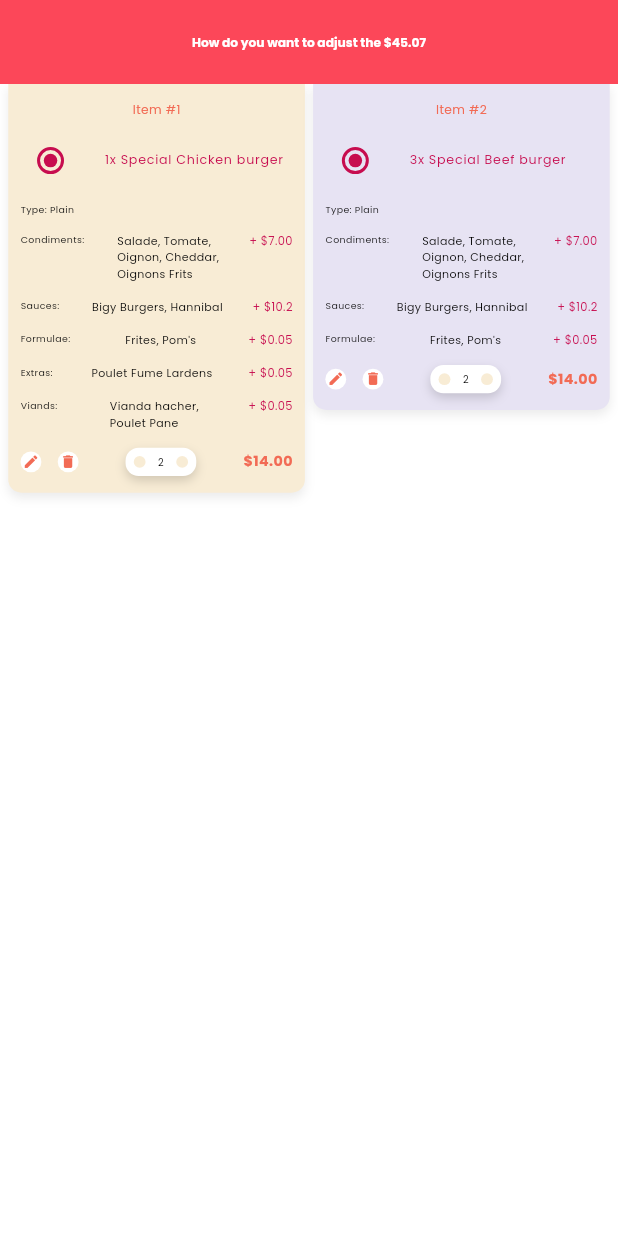
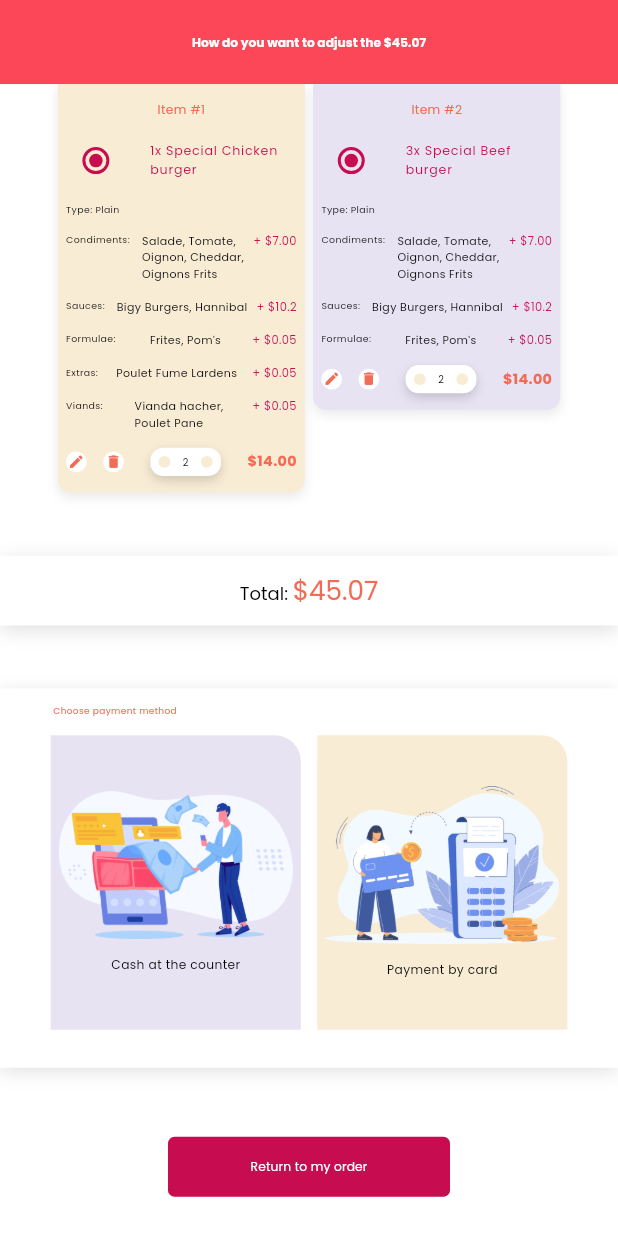
Before and after one commit to uzzist/food_tablet_app, a Flutter app: the CheckoutScreen screen opened directly, on a phone screen of 412 x 824 dp. Run offline on Flutter 3.47's test engine with Material 3 defaults, Android fonts, the phone set to English and light mode, and no system bars; our stand-ins replace flutter_screenutil, get.

Commit message:
checkout screen ui done

```diff
--- a/lib/utils/values/app_images/app_images.dart
+++ b/lib/utils/values/app_images/app_images.dart
@@ -21,4 +21,8 @@ class AppImages {
   static const String burger_cover = 'assets/images/burger_cover.png';
   static const String bun = 'assets/images/bun.png';
   static const String dessert = 'assets/images/dessert.png';
+  static const String payment_cash = 'assets/images/payment_cash.png';
+  static const String payment_card = 'assets/images/payment_card.png';
+  static const String order_confirmed = 'assets/images/order_confirmed.png';
+  static const String pick_order = 'assets/images/pick_order.png';
 }
--- a/lib/views/checkout/checkout_screen.dart
+++ b/lib/views/checkout/checkout_screen.dart
@@ -1,6 +1,13 @@
+import 'package:flutter/cupertino.dart';
 import 'package:flutter/material.dart';
+import 'package:flutter/widgets.dart';
 import 'package:flutter_screenutil/flutter_screenutil.dart';
 import 'package:food_tablet_app/utils/extensions/extensions.dart';
+import 'package:food_tablet_app/utils/values/app_images/app_images.dart';
+import 'package:food_tablet_app/views/checkout/order_confirmed_screen.dart';
+import 'package:food_tablet_app/views/home/home_screen.dart';
+import 'package:get/get.dart';
+import 'package:get/get_core/src/get_main.dart';
 
 import '../../utils/values/app_colors/app_colors.dart';
 import '../../utils/values/styles/styles.dart';
@@ -29,7 +36,7 @@ class CheckoutScreen extends StatelessWidget {
             crossAxisAlignment: CrossAxisAlignment.start,
             children: [
               Container(
-                width: MediaQuery.of(context).size.width * 0.48,
+                width: MediaQuery.of(context).size.width * 0.4,
                 decoration: BoxDecoration(
                   boxShadow: [
                     BoxShadow(
@@ -42,7 +49,7 @@ class CheckoutScreen extends StatelessWidget {
                   color: AppColors.beige,
                   borderRadius: BorderRadius.only(bottomRight: Radius.circular(32.r), bottomLeft: Radius.circular(32.r))
                 ),
-                padding: EdgeInsets.symmetric(horizontal: 30.w, vertical: 30.h),
+                padding: EdgeInsets.symmetric(horizontal: 20.w, vertical: 30.h),
                 child: Column(
                   crossAxisAlignment: CrossAxisAlignment.start,
                   children: [
@@ -255,7 +262,7 @@ class CheckoutScreen extends StatelessWidget {
               ),
               20.sbw,
               Container(
-                width: MediaQuery.of(context).size.width * 0.48,
+                width: MediaQuery.of(context).size.width * 0.4,
                 decoration: BoxDecoration(
                     boxShadow: [
                       BoxShadow(
@@ -268,7 +275,7 @@ class CheckoutScreen extends StatelessWidget {
                     color: AppColors.light_lavender,
                     borderRadius: BorderRadius.only(bottomRight: Radius.circular(32.r), bottomLeft: Radius.circular(32.r))
                 ),
-                padding: EdgeInsets.symmetric(horizontal: 30.w, vertical: 30.h),
+                padding: EdgeInsets.symmetric(horizontal: 20.w, vertical: 30.h),
                 child: Column(
                   crossAxisAlignment: CrossAxisAlignment.start,
                   children: [
@@ -440,7 +447,152 @@ class CheckoutScreen extends StatelessWidget {
                 ),
               ),
             ],
-          )
+          ),
+          Spacer(),
+          Container(
+            height: 126.h,
+            width: double.infinity,
+            decoration: BoxDecoration(
+              color: AppColors.white,
+              boxShadow: [
+                BoxShadow(
+                  offset: Offset(0,3),
+                  blurRadius: 10,
+                  spreadRadius: 0,
+                  color: AppColors.black.withOpacity(.12)
+                )
+              ]
+            ),
+            child: Center(
+              child: RichText(
+                text: TextSpan(
+                  text: 'Total: ',
+                  style: kSize24DarkW500Text.copyWith(
+                    fontSize: 44.sp,
+                  ),
+                  children: [
+                    TextSpan(
+                      text: '\$45.07',
+                      style: kSize24DarkW500Text.copyWith(
+                        fontSize: 64.sp,
+                        fontWeight: FontWeight.normal,
+                        color: AppColors.primary
+                      )
+                    )
+                  ]
+                ),
+              ),
+            ),
+          ),
+          Spacer(),
+          Container(
+            height: 685.h,
+            width: double.infinity,
+            decoration: BoxDecoration(
+                color: AppColors.white,
+                boxShadow: [
+                  BoxShadow(
+                      offset: Offset(0,3),
+                      blurRadius: 10,
+                      spreadRadius: 0,
+                      color: AppColors.black.withOpacity(.12)
+                  )
+                ]
+            ),
+            padding: EdgeInsets.only(top: 30.h),
+            child: Column(
+              crossAxisAlignment: CrossAxisAlignment.start,
+              children: [
+                Padding(
+                  padding: EdgeInsets.only(left: 130.w),
+                  child: Text('Choose payment method', style: kSize22DarkW500Text.copyWith(
+                    color: AppColors.primary
+                  ),),
+                ),
+                30.sbh,
+                Row(
+                  mainAxisAlignment: MainAxisAlignment.center,
+                  children: [
+                    GestureDetector(
+                      onTap: () {
+                        Get.to(() => OrderConfirmedScreen());
+                      },
+                      child: Container(
+                        height: 532.h,
+                        width: 612.w,
+                        decoration: BoxDecoration(
+                          color: AppColors.light_lavender,
+                          borderRadius: BorderRadius.only(topRight: Radius.circular(64.r))
+                        ),
+                        padding: EdgeInsets.symmetric(horizontal: 20.w),
+                        child: Column(
+                          mainAxisAlignment: MainAxisAlignment.center,
+                          children: [
+                            Image.asset(AppImages.payment_cash),
+                            30.sbh,
+                            Text('Cash at the counter', style: kSize24DarkW500Text.copyWith(
+                              fontSize: 30.sp
+                            ),)
+
+                          ],
+                        ),
+                      ),
+                    ),
+                    40.sbw,
+                    GestureDetector(
+                      onTap: () {
+                        Get.to(() => OrderConfirmedScreen());
+                      },
+                      child: Container(
+                        height: 532.h,
+                        width: 612.w,
+                        decoration: BoxDecoration(
+                            color: AppColors.beige,
+                            borderRadius: BorderRadius.only(topRight: Radius.circular(64.r))
+                        ),
+                        padding: EdgeInsets.symmetric(horizontal: 20.w),
+                        child: Column(
+                          mainAxisAlignment: MainAxisAlignment.center,
+                          children: [
+                            Image.asset(AppImages.payment_card),
+                            30.sbh,
+                            Text('Payment by card', style: kSize24DarkW500Text.copyWith(
+                                fontSize: 30.sp
+                            ),)
+
+                          ],
+                        ),
+                      ),
+                    ),
+                  ],
+                )
+
+              ],
+            ),
+          ),
+          Spacer(),
+          TextButton(
+              style: TextButton.styleFrom(
+                backgroundColor: AppColors.pink,
+                fixedSize: Size(690.w, 73.h),
+                shape: RoundedRectangleBorder(
+                  borderRadius: BorderRadius.circular(16
+                      .r), // Set the border radius here
+                ),
+              ),
+              onPressed: () {
+                Get.offAll(() => HomeScreen());
+              },
+              child: Center(
+                child: Text(
+                  'Return to my order',
+                  style: kSize18DarkW500Text.copyWith(
+                      color: AppColors.white,
+                    fontSize: 30.sp,
+                  ),
+                ),
+              )),
+          60.sbh,
         ],
       ),
     );
```
Also changed, not shown: lib/views/checkout/order_confirmed_screen.dart (added, +74 -0 lines), lib/views/checkout/order_ready_screen.dart (added, +58 -0 lines), assets/images/order_confirmed.png (added), assets/images/payment_card.png (added), assets/images/payment_cash.png (added), assets/images/pick_order.png (added).
